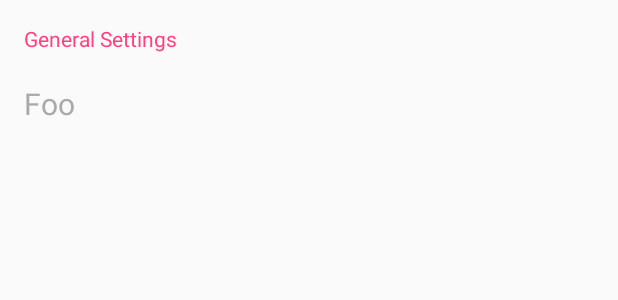
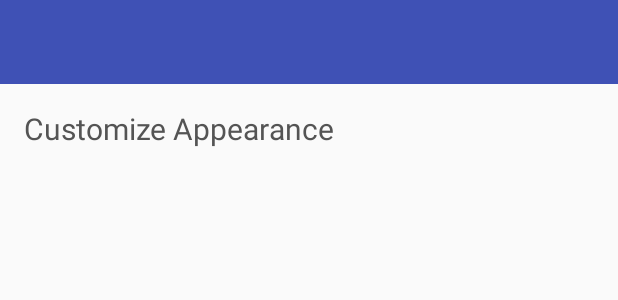
Before and after one commit to alexsullivan114/MaterialFitness, an Android app: the layout settings_activity_layout.xml on its own in the app's theme, with its tools: preview values and no code run, on a phone screen of 412 x 824 dp. Shown: the top 300 px of the screen. Run offline under Robolectric (Android 15) with nearby library versions, the phone set to English and light mode, and no system bars.

```diff
--- a/app/src/main/AndroidManifest.xml
+++ b/app/src/main/AndroidManifest.xml
@@ -31,6 +31,7 @@
             android:theme="@style/Theme.AppCompat.Light.Dialog"/>
         <activity
             android:name=".Settings.SettingsActivity"
+            android:theme="@style/AppTheme.NoActionBar"
             android:label="@string/settings"/>
 
     </application>
--- a/app/src/main/java/peoples/materialfitness/Settings/SettingsPresenter.java
+++ b/app/src/main/java/peoples/materialfitness/Settings/SettingsPresenter.java
@@ -19,4 +19,9 @@ public class SettingsPresenter extends BaseActivityPresenter<SettingsViewInterfa
             return new SettingsPresenter();
         }
     }
+
+    public void appearanceSettingClicked()
+    {
+        activityInterface.startCustomColorActivity();
+    }
 }
--- a/app/src/main/java/peoples/materialfitness/Settings/SettingsViewInterface.java
+++ b/app/src/main/java/peoples/materialfitness/Settings/SettingsViewInterface.java
@@ -8,4 +8,5 @@ import peoples.materialfitness.View.BaseFragmentInterface;
  */
 public interface SettingsViewInterface extends BaseActivityInterface
 {
+    void startCustomColorActivity();
 }
--- a/app/src/main/res/layout/settings_activity_layout.xml
+++ b/app/src/main/res/layout/settings_activity_layout.xml
@@ -4,22 +4,19 @@
     android:layout_width="match_parent"
     android:layout_height="match_parent"
     xmlns:tools="http://schemas.android.com/tools"
-    android:layout_margin="@dimen/activity_horizontal_margin"
     android:orientation="vertical">
 
+    <include layout="@layout/toolbar"/>
+
     <TextView
+        android:id="@+id/appearance_setting"
         android:layout_width="match_parent"
         android:layout_height="wrap_content"
-        android:textAppearance="@style/TextAppearance.Accent.14"
-        android:layout_marginBottom="10dp"
-        android:text="General Settings"/>
-
-    <TextView
-        android:layout_width="match_parent"
-        android:layout_height="wrap_content"
-        android:textAppearance="@style/TextAppearance.DarkerGray.20"
+        android:background="?android:attr/selectableItemBackground"
+        android:padding="@dimen/activity_horizontal_margin"
+        android:textAppearance="@style/TextAppearance.DarkestGray.20"
         android:paddingTop="10dp"
         android:paddingBottom="10dp"
-        tools:text="Foo"/>
+        android:text="@string/customize_appearance" />
 
 </LinearLayout>
--- a/app/src/main/res/values/strings.xml
+++ b/app/src/main/res/values/strings.xml
@@ -64,5 +64,6 @@
     <!-- settings screen -->
     <string name="settings">Settings</string>
     <string name="general_settings">General Settings</string>
+    <string name="customize_appearance">Customize Appearance</string>
 
 </resources>
```
Also changed, not shown: app/src/main/java/peoples/materialfitness/Settings/SettingsActivity.java (+14 -1 lines), app/src/main/java/peoples/materialfitness/Settings/ThemePickerActivity/ThemePickerActivity.java (added, +26 -0 lines), app/src/main/java/peoples/materialfitness/Settings/ThemePickerActivity/ThemePickerInterface.java (added, +10 -0 lines), app/src/main/java/peoples/materialfitness/Settings/ThemePickerActivity/ThemePickerPresenter.java (added, +19 -0 lines), app/src/main/res/layout/theme_picker_layout.xml (added, +7 -0 lines).
